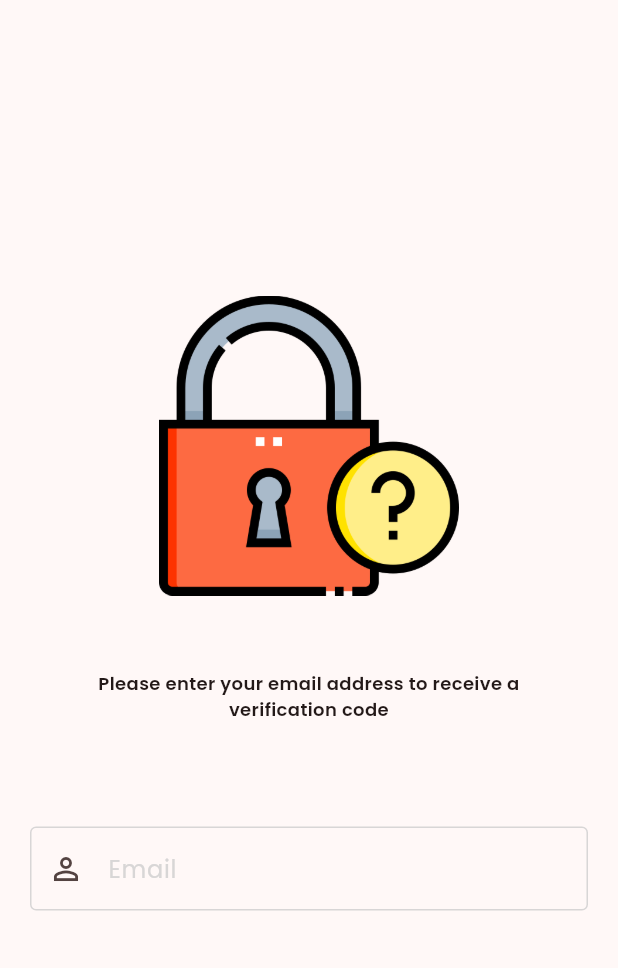
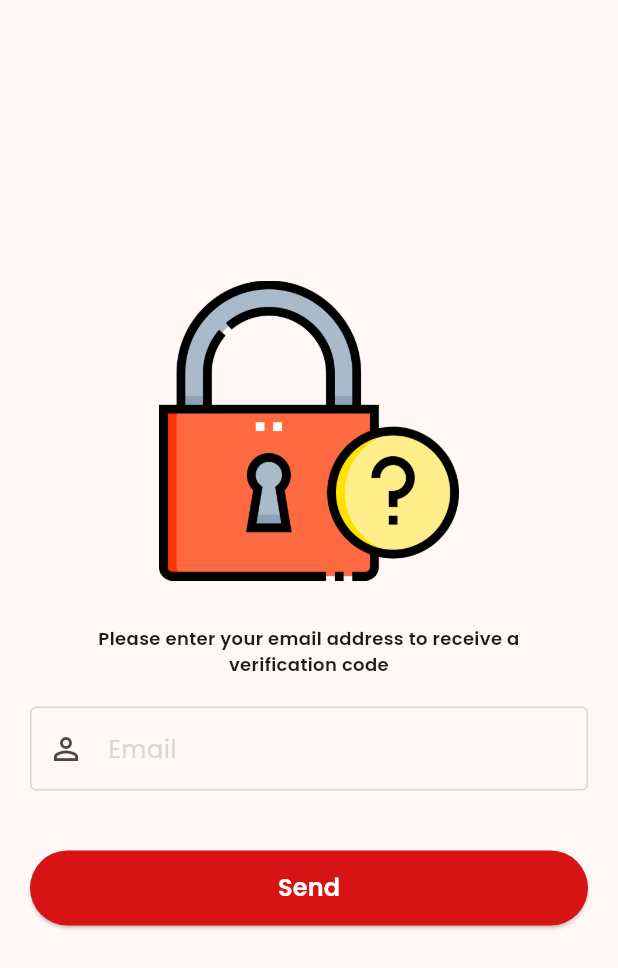
Before and after one commit to SahilSir0/manjushree, a Flutter app: the ForgetPasswordScreen screen opened directly, on a phone screen of 412 x 824 dp. Shown: the top 968 px of the screen. Run offline on Flutter 3.47's test engine with Material 3 defaults, Android fonts, the phone set to English and light mode, and no system bars; our stand-ins replace bottom_navy_bar, cached_network_image, carousel_slider, flutter_svg, get, get_storage and 1 more; missing offline and left inert: khalti_flutter, simple_fontellico_progress_dialog; accounts and stored records are empty; network calls fail.

Commit message:
update forgetpw

```diff
--- a/lib/views/auth/forget_password_screen.dart
+++ b/lib/views/auth/forget_password_screen.dart
@@ -2,6 +2,8 @@ import 'package:flutter/material.dart';
 import 'package:get/get.dart';
 import 'package:manjushree/controller/auth/login_controller.dart';
 import 'package:manjushree/utils/custom_text_style.dart';
+import 'package:manjushree/views/auth/forget_password_screen_two.dart';
+import 'package:manjushree/widgets/custom/elevated_button.dart';
 
 import '../../utils/validatior.dart';
 import '../../widgets/custom/custom_textfield.dart';
@@ -24,7 +26,11 @@ class ForgetPasswordScreen extends StatelessWidget {
                   image: AssetImage("assets/common/forgetpassword.png"),
                 )),
             Padding(
-              padding: const EdgeInsets.all(50.0),
+              padding: const EdgeInsets.only(
+                top: 30.0,
+                right: 50,
+                left: 50,
+              ),
               child: Center(
                 child: Text(
                     "Please enter your email address to receive a verification code",
@@ -43,6 +49,14 @@ class ForgetPasswordScreen extends StatelessWidget {
                 textInputType: TextInputType.emailAddress,
               ),
             ),
+            Padding(
+              padding: const EdgeInsets.all(20.0),
+              child: CustomElevatedButton(
+                  title: "Send",
+                  onTap: () {
+                    Get.to(() => ForgetPasswordScreenTwo());
+                  }),
+            )
           ],
         ),
       ),
```
Also changed, not shown: lib/views/auth/forget_password_screen_two.dart (added, +92 -0 lines), assets/common/code.png (added).
